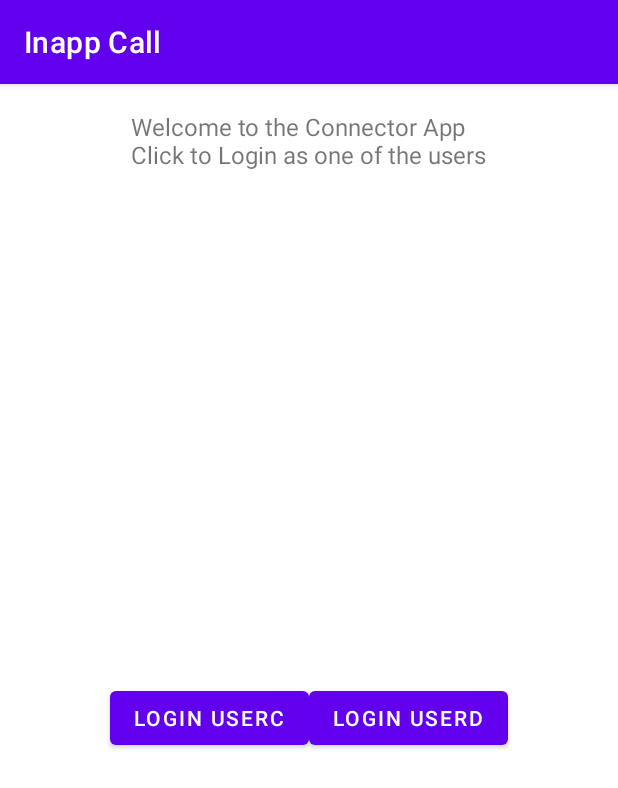
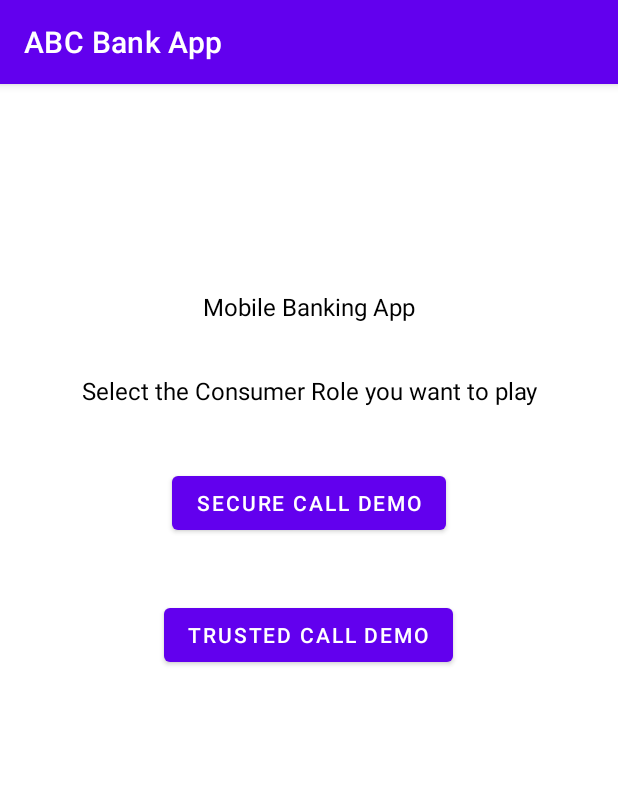
Before and after one commit to cobraotester1/trustedcall-demo-app, an Android app built with Jetpack Compose: the screen it shows after launch (MainActivity), on a phone screen of 412 x 824 dp. Shown: the top 788 px of the screen. Run offline under Robolectric (Android 15) with nearby library versions, the phone set to English and light mode, and no system bars; libraries missing offline, so code that uses them is left out: com.vonage.voice; 11 statements that could not run were skipped.

Commit message:
Made changes for Trusted Call Demo

```diff
--- a/app/src/main/java/com/example/myapp2/FirebaseMessagingService.kt
+++ b/app/src/main/java/com/example/myapp2/FirebaseMessagingService.kt
@@ -41,6 +41,7 @@ class FirebaseMessagingService: FirebaseMessagingService() {
         val funcName: String? = object {}.javaClass.enclosingMethod?.name
         VLogUtils.writeLogWithPrefix(this, funcName, "ENTER function")
         // CSDemo: (1) When an incoming push notification comes in, notify the ClientManager
+        VLogUtils.writeLogWithPrefix(this, funcName, "push notification data .... ${remoteMessage.data.toString()}")
         VLogUtils.writeLogWithPrefix(this, funcName, "Start an incoming call")
         ClientManager.getInstance(applicationContext).startIncomingCall(remoteMessage)
         VLogUtils.writeLogWithPrefix(this, funcName, "EXIT function")
--- a/app/src/main/java/com/example/myapp2/MainActivity.kt
+++ b/app/src/main/java/com/example/myapp2/MainActivity.kt
@@ -16,20 +16,26 @@ import androidx.core.view.forEach
 import android.widget.Toast
 import android.os.Build
 import android.util.Log
+import android.widget.EditText
 import androidx.activity.result.ActivityResultLauncher
 import androidx.activity.result.contract.ActivityResultContracts
 import android.widget.LinearLayout
 import com.example.myapp2.utils.VLogUtils
+import com.google.android.material.textfield.TextInputEditText
 
 //import android.annotation.SuppressLint
 
 class MainActivity : AppCompatActivity() {
     private var otherUser: String = ""
+    private var callContextVal: String = ""
 
     private lateinit var clientManager: ClientManager
     private val PERMISSIONS_REQUEST_CODE: Int = 123
+    private lateinit var callContextLayout: LinearLayout
     private lateinit var connectionStatusTextView: TextView
     private lateinit var waitingForIncomingCallTextView: TextView
+    private lateinit var callContextInputText: EditText
+    private lateinit var callContextSubmitButton: Button
     private lateinit var loginAsUserC: Button
     private lateinit var loginAsUserD: Button
     private lateinit var startCallButton: Button
@@ -87,13 +93,17 @@ class MainActivity : AppCompatActivity() {
         VLogUtils.writeLogWithPrefix(this, funcName, "Request Notification Permission")
         requestNotificationPermission()
 
+        callContextLayout = findViewById(R.id.contextLayout)
+        callContextInputText = findViewById(R.id.contextInputTextBox)
         connectionStatusTextView = findViewById(R.id.connectionStatusTextView)
         waitingForIncomingCallTextView = findViewById(R.id.waitingForIncomingCallTextView)
         loginAsUserC = findViewById(R.id.loginAsUserC)
         loginAsUserD = findViewById(R.id.loginAsUserD)
+        callContextSubmitButton = findViewById(R.id.contextSubmitButton)
         startCallButton = findViewById(R.id.startCallButton)
         endCallButton = findViewById(R.id.endCallButton)
 
+        callContextSubmitButton.setOnClickListener { assignCallContext() }
         loginAsUserC.setOnClickListener { loginAsUserC() }
         loginAsUserD.setOnClickListener { loginFirebaseMessaging() }
         startCallButton.setOnClickListener { startCall() }
@@ -122,7 +132,7 @@ class MainActivity : AppCompatActivity() {
                     hideUI()
                     connectionStatusTextView.visibility = View.VISIBLE
                     connectionStatusTextView.text = "Connected"
-                    startCallButton.visibility = View.VISIBLE
+                    startCallButton.visibility = View.GONE
                     waitingForIncomingCallTextView.visibility = View.VISIBLE
 
                     VLogUtils.writeLogWithPrefix(this, funcName, "Request Firebase Token")
@@ -166,10 +176,11 @@ class MainActivity : AppCompatActivity() {
                     runOnUiThread {
                         clientManager.setSession(sessionId)
                         hideUI()
+                        callContextLayout.visibility = View.VISIBLE
                         connectionStatusTextView.visibility = View.VISIBLE
                         connectionStatusTextView.text = "Connected"
                         startCallButton.visibility = View.VISIBLE
-                        waitingForIncomingCallTextView.visibility = View.VISIBLE
+                        waitingForIncomingCallTextView.visibility = View.GONE
                     }
                 }
             }
@@ -195,7 +206,7 @@ class MainActivity : AppCompatActivity() {
                         hideUI()
                         connectionStatusTextView.visibility = View.VISIBLE
                         connectionStatusTextView.text = "Connected"
-                        startCallButton.visibility = View.VISIBLE
+                        startCallButton.visibility = View.GONE
                         waitingForIncomingCallTextView.visibility = View.VISIBLE
                     }
                 }
@@ -203,9 +214,20 @@ class MainActivity : AppCompatActivity() {
         }
     }
 
+    private fun assignCallContext() {
+        val userInput: String = callContextInputText.text.toString().trim()
+        if (userInput.isNotEmpty()) {
+            Toast.makeText(this, "Submitted Context: $userInput", Toast.LENGTH_SHORT).show()
+            callContextVal = userInput
+        } else {
+            Toast.makeText(this, "Input is empty", Toast.LENGTH_SHORT).show()
+            callContextVal = ""
+        }
+    }
+
     //@SuppressLint("MissingPermission")
     private fun startCall() {
-        clientManager.getClient().serverCall(mapOf("to" to otherUser)) { err, outboundCall ->
+        clientManager.getClient().serverCall(mapOf("to" to otherUser, "context" to callContextVal)) { err, outboundCall ->
             when {
                 err != null -> {
                     runOnUiThread {
@@ -232,14 +254,24 @@ class MainActivity : AppCompatActivity() {
                     err != null -> {
                         runOnUiThread {
                             connectionStatusTextView.text = err.localizedMessage
+                            callContextLayout.visibility = View.VISIBLE
+                            connectionStatusTextView.visibility = View.VISIBLE
+                            connectionStatusTextView.text = "Connected"
+                            startCallButton.visibility = View.VISIBLE
+                            endCallButton.visibility = View.GONE
+                            waitingForIncomingCallTextView.visibility = View.GONE
                         }
                     }
 
                     else -> {
                         runOnUiThread {
                             hideUI()
+                            callContextLayout.visibility = View.VISIBLE
+                            connectionStatusTextView.visibility = View.VISIBLE
+                            connectionStatusTextView.text = "Connected"
                             startCallButton.visibility = View.VISIBLE
-                            waitingForIncomingCallTextView.visibility = View.VISIBLE
+                            endCallButton.visibility = View.GONE
+                            waitingForIncomingCallTextView.visibility = View.GONE
                         }
                     }
                 }
--- a/app/src/main/res/layout/activity_main.xml
+++ b/app/src/main/res/layout/activity_main.xml
@@ -13,30 +13,34 @@
         android:id="@+id/WelcomeView"
         android:layout_width="wrap_content"
         android:layout_height="wrap_content"
-        android:layout_marginBottom="120dp"
+        android:layout_marginTop="120dp"
+        android:layout_marginBottom="40dp"
         android:textSize="16dp"
-        android:text="\n\nWelcome to the Connector App\nClick to Login as one of the users"
+        android:textColor="@color/black"
+        android:gravity="center"
+        android:text="\n\nMobile Banking App\n\n\nSelect the Consumer Role you want to play"
         android:visibility="visible"
         tools:visibility="visible"/>
 
     <LinearLayout
         android:layout_width="match_parent"
         android:layout_height="match_parent"
-        android:gravity="center"
-        android:orientation="horizontal">
+        android:gravity="center_horizontal"
+        android:orientation="vertical">
+
         <Button
             android:id="@+id/loginAsUserC"
             android:layout_width="wrap_content"
             android:layout_height="wrap_content"
             android:layout_marginBottom="40dp"
-            android:text="Login UserC" />
+            android:text="@string/loginAsUserC" />
 
         <Button
             android:id="@+id/loginAsUserD"
             android:layout_width="wrap_content"
             android:layout_height="wrap_content"
             android:layout_marginBottom="40dp"
-            android:text="Login UserD" />
+            android:text="@string/loginAsUserD" />
     </LinearLayout>
 
     <TextView
@@ -54,12 +58,60 @@
         android:visibility="gone"
         tools:visibility="visible"/>
 
+    <LinearLayout
+        android:layout_width="wrap_content"
+        android:layout_height="wrap_content"
+        android:orientation="vertical"
+        android:id="@+id/contextLayout"
+        android:visibility="gone"
+        android:padding="10dp">
+
+        <!-- Label -->
+        <TextView
+            android:id="@+id/contextlabel"
+            android:layout_width="wrap_content"
+            android:layout_height="wrap_content"
+            android:text="Input the Call Context (optional)"
+            android:textStyle="bold"
+            android:textSize="16sp"
+            android:layout_marginBottom="8dp"/>
+
+        <!-- Horizontal LinearLayout for TextBox and Submit Button -->
+        <LinearLayout
+            android:layout_width="match_parent"
+            android:layout_height="wrap_content"
+            android:orientation="horizontal">
+
+            <!-- Text Box -->
+            <EditText
+                android:id="@+id/contextInputTextBox"
+                android:layout_width="0dp"
+                android:layout_height="wrap_content"
+                android:layout_weight="1"
+                android:hint="Enter Context here"
+                android:textSize="14sp"
+                android:inputType="text"
+                android:layout_marginTop="10dp"
+                android:maxLength="80"
+                android:singleLine="true"/>
+
+            <!-- Submit Button -->
+            <Button
+                android:id="@+id/contextSubmitButton"
+                android:layout_width="wrap_content"
+                android:layout_height="wrap_content"
+                android:textSize="11sp"
+                android:text="Submit&#10;Context"/>
+        </LinearLayout>
+    </LinearLayout>
+
     <Button
         android:id="@+id/startCallButton"
         android:layout_width="wrap_content"
         android:layout_height="wrap_content"
         android:layout_marginBottom="40dp"
         android:text="Start call"
+        android:backgroundTint="@color/green"
         android:visibility="gone"
         tools:visibility="visible" />
 
--- a/app/src/main/res/values/colors.xml
+++ b/app/src/main/res/values/colors.xml
@@ -7,4 +7,7 @@
     <color name="teal_700">#FF018786</color>
     <color name="black">#FF000000</color>
     <color name="white">#FFFFFFFF</color>
+    <color name="green">#008000</color>
+    <color name="red">#FF0000</color>
+
 </resources>
--- a/app/src/main/res/values/strings.xml
+++ b/app/src/main/res/values/strings.xml
@@ -1,3 +1,5 @@
 <resources>
-    <string name="app_name">Inapp Call</string>
+    <string name="app_name">ABC Bank App</string>
+    <string name="loginAsUserC">Secure Call Demo</string>
+    <string name="loginAsUserD">Trusted Call Demo</string>
 </resources>
--- a/build.gradle.kts
+++ b/build.gradle.kts
@@ -5,5 +5,7 @@ plugins {
     alias(libs.plugins.kotlin.compose) apply false
     // Add the dependency for the Google services Gradle plugin
     id("com.google.gms.google-services") version "4.4.2" apply false
+    //alias(libs.plugins.android.test) apply false
+    //alias(libs.plugins.baselineprofile) apply false
 }
-val includeInApk by extra(true)
+//val includeInApk by extra(true)
--- a/gradle.properties
+++ b/gradle.properties
@@ -21,3 +21,4 @@ kotlin.code.style=official
 # resources declared in the library itself and none from the library's dependencies,
 # thereby reducing the size of the R class for that library
 android.nonTransitiveRClass=true
+org.gradle.configuration-cache=true
--- a/settings.gradle.kts
+++ b/settings.gradle.kts
@@ -21,3 +21,4 @@ dependencyResolutionManagement {
 
 rootProject.name = "MyApp2"
 include(":app")
+//include(":baselineprofile")
```
Also changed, not shown: app/build.gradle.kts (+9 -3 lines), app/src/main/java/com/example/myapp2/ClientManager.kt (+16 -1 lines), gradle/libs.versions.toml (+7 -1 lines), 6 other files.
